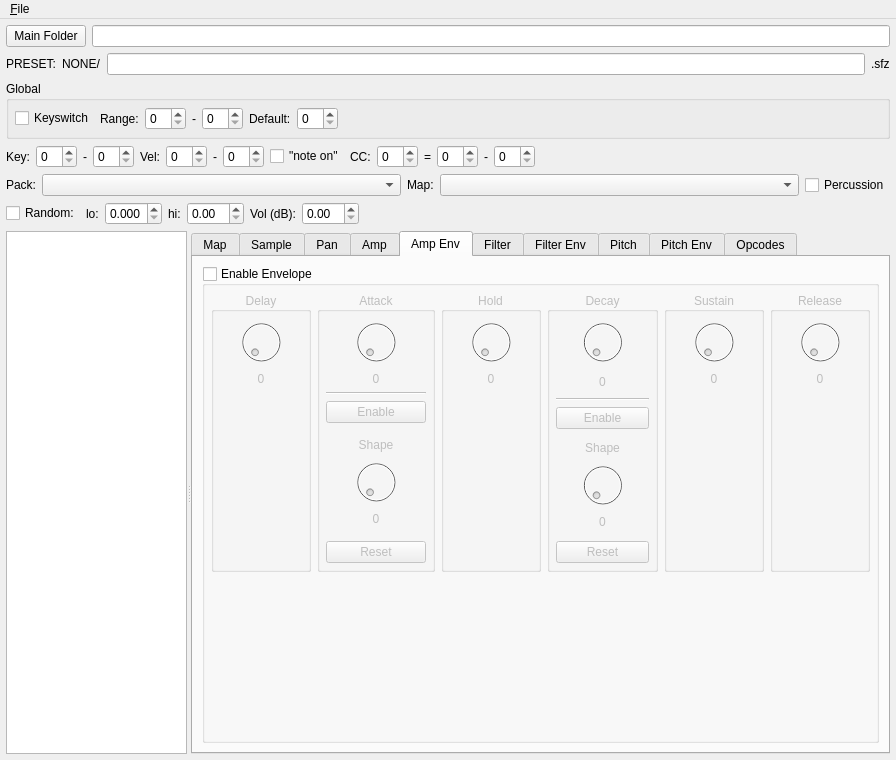
The window that src/ui/mainwindow.ui (michael02022/sfzbuilder) describes before a commit, drawn with Qt 5.
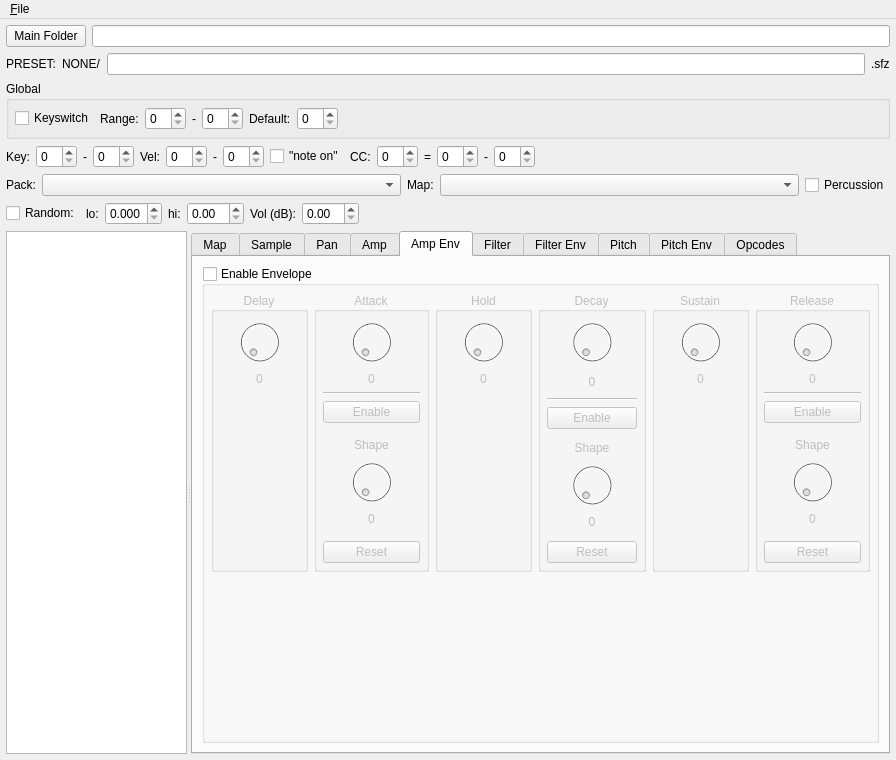
The same window after the commit. The open tabs and pages were chosen to show the change. Icons and pictures are not drawn.

Commit message: added release shape to env amp, changed depth position to env fil and env pitch

```diff
--- a/src/ui/mainwindow.ui
+++ b/src/ui/mainwindow.ui
@@ -2249,7 +2249,7 @@
               <property name="alignment">
                <set>Qt::AlignCenter</set>
               </property>
-              <layout class="QVBoxLayout" name="layAmpEnvRelease" stretch="0,0,1">
+              <layout class="QVBoxLayout" name="layAmpEnvRelease" stretch="0,0,0,0,0,0">
                <property name="sizeConstraint">
                 <enum>QLayout::SetNoConstraint</enum>
                </property>
@@ -2292,17 +2292,73 @@
                 </widget>
                </item>
                <item>
-                <spacer name="vspEnvAmpRelease">
+                <widget class="Line" name="line_5">
                  <property name="orientation">
-                  <enum>Qt::Vertical</enum>
+                  <enum>Qt::Horizontal</enum>
                  </property>
-                 <property name="sizeHint" stdset="0">
-                  <size>
-                   <width>20</width>
-                   <height>40</height>
-                  </size>
+                </widget>
+               </item>
+               <item>
+                <widget class="QPushButton" name="pbnAmpEnvReleaseShapeEnable">
+                 <property name="text">
+                  <string>Enable</string>
                  </property>
-                </spacer>
+                </widget>
+               </item>
+               <item>
+                <widget class="QWidget" name="pnlAmpEnvReleaseShape" native="true">
+                 <property name="enabled">
+                  <bool>false</bool>
+                 </property>
+                 <layout class="QVBoxLayout" name="layAmpEnvAttackShape_5">
+                  <property name="sizeConstraint">
+                   <enum>QLayout::SetNoConstraint</enum>
+                  </property>
+                  <item>
+                   <widget class="QLabel" name="lblAmpEnvReleaseShape">
+                    <property name="text">
+                     <string>Shape</string>
+                    </property>
+                    <property name="alignment">
+                     <set>Qt::AlignCenter</set>
+                    </property>
+                   </widget>
+                  </item>
+                  <item>
+                   <widget class="QDial" name="knbAmpEnvReleaseShape">
+                    <property name="minimumSize">
+                     <size>
+                      <width>0</width>
+                      <height>48</height>
+                     </size>
+                    </property>
+                    <property name="maximumSize">
+                     <size>
+                      <width>16777215</width>
+                      <height>48</height>
+                     </size>
+                    </property>
+                   </widget>
+                  </item>
+                  <item>
+                   <widget class="QLabel" name="lblAmpEnvReleaseShapeVal">
+                    <property name="text">
+                     <string>0</string>
+                    </property>
+                    <property name="alignment">
+                     <set>Qt::AlignCenter</set>
+                    </property>
+                   </widget>
+                  </item>
+                 </layout>
+                </widget>
+               </item>
+               <item>
+                <widget class="QPushButton" name="pbnAmpEnvReleaseShapeReset">
+                 <property name="text">
+                  <string>Reset</string>
+                 </property>
+                </widget>
                </item>
               </layout>
              </widget>
```
Left out of the diff: 1001 changed lines with no effect on the pictures.
